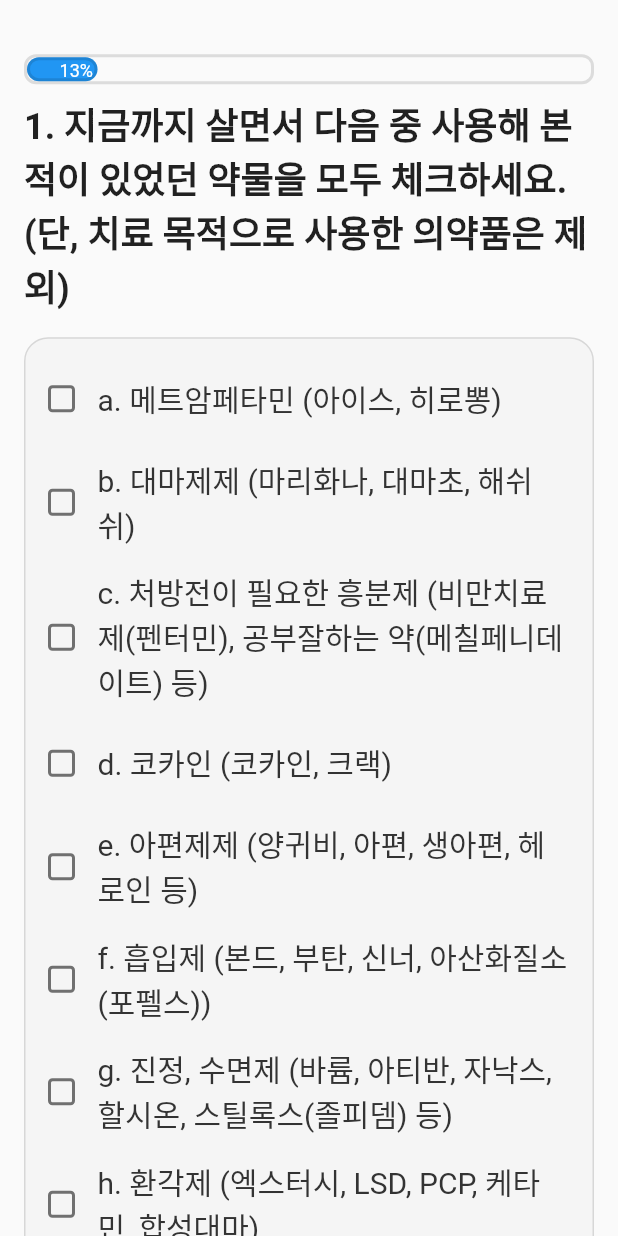
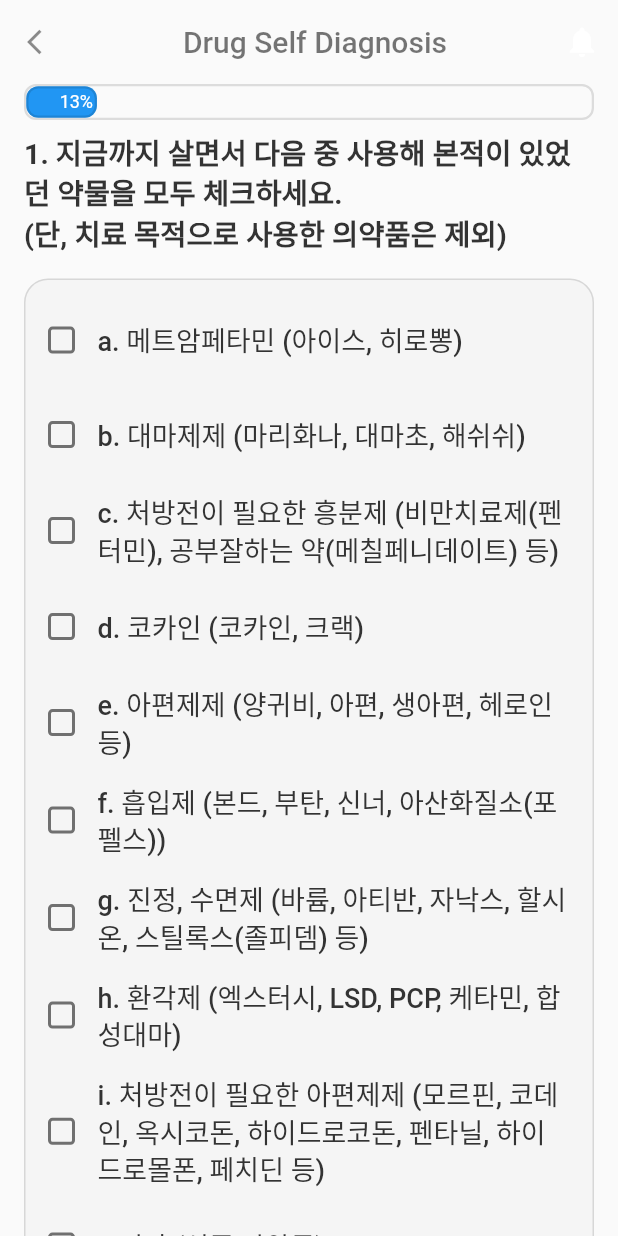
Before and after one commit to 2023-GSC-Diviction/Diviction-User, a Flutter app: the HomeSceen screen opened directly, after a tap on "psychological Test", on a phone screen of 412 x 824 dp. Run offline on Flutter 3.47's test engine with Material 2 defaults, Android fonts, the phone set to English and light mode, and no system bars; drawn by our look-alikes of flutter_animation_progress_bar; our stand-ins replace dio, flutter_chat_bubble, flutter_riverpod, image_picker, shared_preferences, table_calendar; accounts and stored records are empty.

Commit message:
design: self test 디자인 변경

```diff
--- a/lib/config/style.dart
+++ b/lib/config/style.dart
@@ -7,6 +7,18 @@ class TextStyles {
       height: 1.4,
       letterSpacing: 0.02,
       fontWeight: FontWeight.w700);
+  static const TextStyle questionTextStyle = TextStyle(
+      fontSize: 19,
+      color: Color.fromRGBO(51, 51, 51, 1),
+      height: 1.4,
+      letterSpacing: 0.02,
+      fontWeight: FontWeight.w600);
+  static const TextStyle answerTextStyle = TextStyle(
+      fontSize: 18,
+      height: 1.4,
+      color: Color.fromRGBO(51, 51, 51, 1),
+      fontWeight: FontWeight.w500);
+
   static const TextStyle mainTextStyle = TextStyle(
       fontSize: 16,
       height: 1.4,
@@ -36,6 +48,23 @@ class TextStyles {
       fontWeight: FontWeight.w600);
   static const TextStyle optionButtonTextStyle = TextStyle(
       color: Colors.black87, fontSize: 14, fontWeight: FontWeight.normal);
+
+  static const TextStyle dialogTextStyle = TextStyle(
+      fontSize: 19,
+      color: Color.fromRGBO(51, 51, 51, 1),
+      height: 1.4,
+      letterSpacing: 0.02,
+      fontWeight: FontWeight.w600);
+  static const TextStyle dialogTextStyle2 = TextStyle(
+      fontSize: 16,
+      color: Color.fromRGBO(51, 51, 51, 1),
+      height: 1.4,
+      letterSpacing: 0.02,
+      fontWeight: FontWeight.w500);
+  static const TextStyle dialogConfirmTextStyle =
+      TextStyle(color: Colors.white, fontWeight: FontWeight.w700, fontSize: 16);
+  static const TextStyle dialogCancelTextStyle = TextStyle(
+      color: Colors.black54, fontWeight: FontWeight.w700, fontSize: 16);
 }
 
 class Palette {
--- a/lib/screen/chat_screen.dart
+++ b/lib/screen/chat_screen.dart
@@ -24,6 +24,7 @@ class _ChatScreenState extends State<ChatScreen> {
     return Scaffold(
         appBar: const MyAppbar(
           isMain: false,
+          hasBack: false,
         ),
         extendBodyBehindAppBar: false,
         body: Container(
--- a/lib/screen/drug_self-diagnosis.dart
+++ b/lib/screen/drug_self-diagnosis.dart
@@ -1,5 +1,6 @@
 import 'package:diviction_user/config/style.dart';
 import 'package:diviction_user/config/text_for_survey.dart';
+import 'package:diviction_user/widget/appbar.dart';
 import 'package:flutter/material.dart';
 import 'package:flutter_animation_progress_bar/flutter_animation_progress_bar.dart';
 
@@ -19,27 +20,26 @@ class _DrugSelfDiagnosisState extends State<DrugSelfDiagnosis> {
   @override
   Widget build(BuildContext context) {
     return Scaffold(
+      appBar: const MyAppbar(
+        isMain: false,
+        title: 'Drug Self Diagnosis',
+        hasBack: true,
+      ),
       body: SingleChildScrollView(
         child: Padding(
-          padding: const EdgeInsets.symmetric(horizontal: 16, vertical: 32),
+          padding: const EdgeInsets.only(left: 16, right: 16, bottom: 32),
           child: Column(
             children: [
-              SizedBox(height: MediaQuery.of(context).size.height * 0.005),
               FAProgressBar(
                 currentValue: (currentIndex / MaxValue) * 100,
                 displayText: '%',
-                size: 20, // 높이
+                size: 24, // 높이
                 progressColor: Colors.blue,
-                border: Border.all(width: 2, color: Colors.black12),
+                border: Border.all(width: 1.5, color: Colors.black12),
               ),
               SizedBox(height: MediaQuery.of(context).size.height * 0.01),
-              Text(
-                question[currentIndex - 1],
-                style: TextStyle(
-                  fontSize: 24,
-                  fontWeight: FontWeight.w600,
-                ),
-              ),
+              Text(question[currentIndex - 1],
+                  style: TextStyles.questionTextStyle),
               SizedBox(height: MediaQuery.of(context).size.height * 0.02),
               if (currentIndex == 1)
                 DrugChoose(
@@ -87,7 +87,7 @@ class _DrugSelfDiagnosisState extends State<DrugSelfDiagnosis> {
 
   void onAnswerPressed(int index) {
     setState(() {
-      choosedAnswer[currentIndex-2] = index;
+      choosedAnswer[currentIndex - 2] = index;
       print(index);
       print(choosedAnswer);
     });
@@ -132,10 +132,13 @@ class DrugChoose extends StatelessWidget {
           crossAxisAlignment: CrossAxisAlignment.start,
           children: List.generate(10, (index) => index)
               .map(
-                (index) => Column(
-                  children: [
-                    // 전체를 ElevatedButton으로 감싸서 체크박스는 UI로 사용하고 한 라인 어디든 클릭시 체크되게 구현함
-                    InkWell(
+                (index) => Padding(
+                    padding: index != 9
+                        ? const EdgeInsets.only(bottom: 15)
+                        : EdgeInsets.zero,
+                    child:
+                        // 전체를 ElevatedButton으로 감싸서 체크박스는 UI로 사용하고 한 라인 어디든 클릭시 체크되게 구현함
+                        InkWell(
                       onTap: () => drugCheckBoxPressed(index),
                       child: Row(
                         children: [
@@ -153,16 +156,12 @@ class DrugChoose extends StatelessWidget {
                             child: Text(
                               answer[1]![index],
                               maxLines: null,
-                              style: const TextStyle(
-                                  fontSize: 20, color: Palette.mainTextColor),
+                              style: TextStyles.answerTextStyle,
                             ),
                           ),
                         ],
                       ),
-                    ),
-                    if (index != 9) const SizedBox(height: 15),
-                  ],
-                ),
+                    )),
               )
               .toList(),
         ),
@@ -198,7 +197,7 @@ class ExpectedAnswer extends StatelessWidget {
                     child: Container(
                       height: MediaQuery.of(context).size.height * 0.1,
                       decoration: BoxDecoration(
-                        color: choosedAnswer[currentIndex-2] == index
+                        color: choosedAnswer[currentIndex - 2] == index
                             ? Colors.blue
                             : Colors.white,
                         borderRadius: BorderRadius.circular(16),
@@ -207,7 +206,11 @@ class ExpectedAnswer extends StatelessWidget {
                       child: Center(
                         child: Text(
                           answer[currentIndex]![index],
-                          style: const TextStyle(fontSize: 20),
+                          style: choosedAnswer[currentIndex - 2] == index
+                              ? const TextStyle(
+                                  fontSize: 20, color: Colors.white)
+                              : const TextStyle(
+                                  fontSize: 20, color: Colors.black87),
                         ),
                       ),
                     ),
@@ -240,6 +243,12 @@ class PreOrNextButton extends StatelessWidget {
       width: MediaQuery.of(context).size.width * 0.3,
       height: MediaQuery.of(context).size.height * 0.07,
       child: ElevatedButton(
+        style: ElevatedButton.styleFrom(
+          backgroundColor: Colors.blue,
+          shape: RoundedRectangleBorder(
+            borderRadius: BorderRadius.circular(10),
+          ),
+        ),
         onPressed: onPressed,
         child: Row(
           mainAxisAlignment: MainAxisAlignment.center,
@@ -249,13 +258,13 @@ class PreOrNextButton extends StatelessWidget {
                   SizedBox(width: MediaQuery.of(context).size.width * 0.02),
                   Text(
                     content,
-                    style: TextStyle(fontSize: 20),
+                    style: const TextStyle(fontSize: 20),
                   ),
                 ]
               : [
                   Text(
                     content,
-                    style: TextStyle(fontSize: 20),
+                    style: const TextStyle(fontSize: 20),
                   ),
                   SizedBox(width: MediaQuery.of(context).size.width * 0.02),
                   Icon(icondata),
--- a/lib/screen/home_screen.dart
+++ b/lib/screen/home_screen.dart
@@ -18,6 +18,7 @@ class _HomeSceenState extends State<HomeSceen> {
     return Scaffold(
         appBar: const MyAppbar(
           isMain: true,
+          hasBack: false,
         ),
         backgroundColor: Colors.white,
         body: SizedBox(
--- a/lib/widget/appbar.dart
+++ b/lib/widget/appbar.dart
@@ -1,11 +1,15 @@
+import 'package:diviction_user/widget/dialog.dart';
 import 'package:flutter/material.dart';
 import 'package:flutter/src/widgets/framework.dart';
 import 'package:flutter/src/widgets/placeholder.dart';
 
 class MyAppbar extends StatelessWidget with PreferredSizeWidget {
-  const MyAppbar({required this.isMain, super.key});
+  const MyAppbar(
+      {required this.isMain, this.title, required this.hasBack, super.key});
 
   final bool isMain;
+  final String? title;
+  final bool hasBack;
 
   @override
   Size get preferredSize => const Size.fromHeight(kToolbarHeight);
@@ -15,16 +19,24 @@ class MyAppbar extends StatelessWidget with PreferredSizeWidget {
     return AppBar(
       shadowColor: const Color.fromRGBO(255, 255, 255, 0.5),
       backgroundColor: Colors.transparent,
-      leading: IconButton(
+      leading: hasBack
+          ? IconButton(
+              icon: const Icon(
+                Icons.arrow_back_ios,
+                size: 20,
+                color: Colors.black45,
+              ),
+              onPressed: () => backDialog(context))
+          : IconButton(
               icon: const Icon(
                 Icons.notifications,
                 color: Colors.white,
               ),
               onPressed: () {},
             ),
-      title: const Center(
+      title: Center(
           child: Text(
-        'Diviction',
+        title ?? 'Diviction',
         style: TextStyle(color: Colors.black54),
       )),
       actions: isMain
```
Lines whose indentation alone changed are shown as unchanged.
